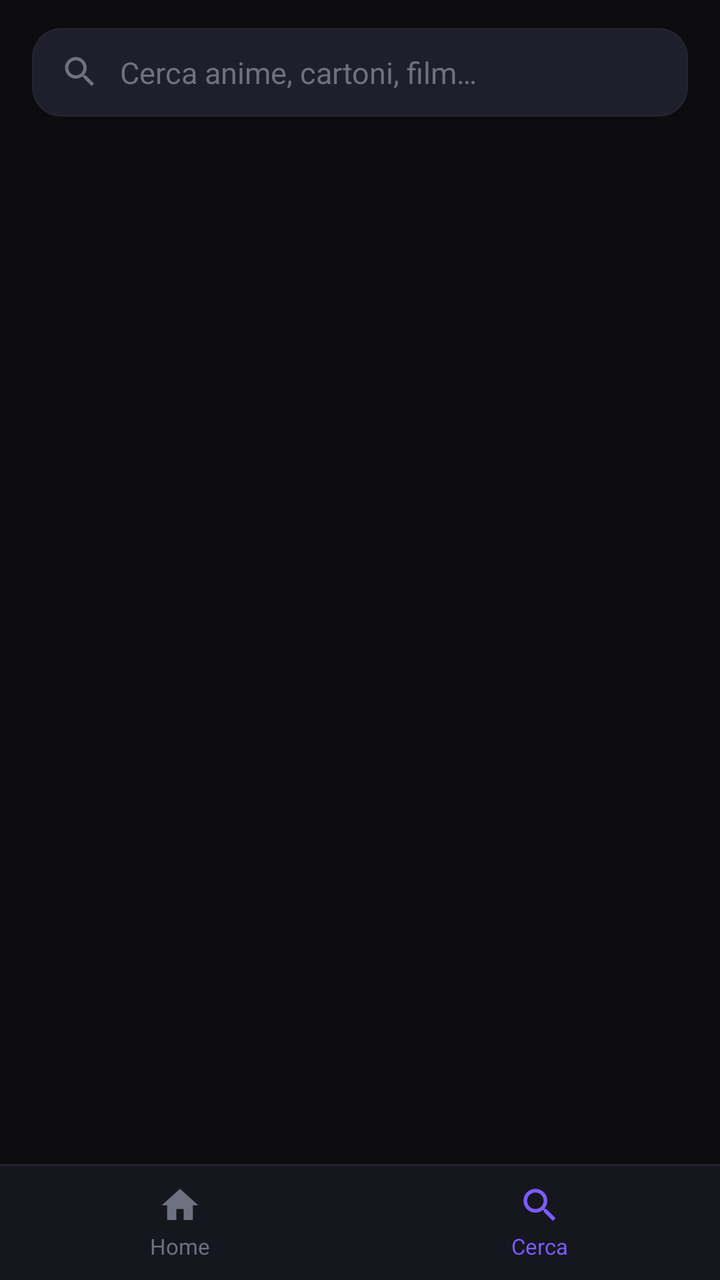
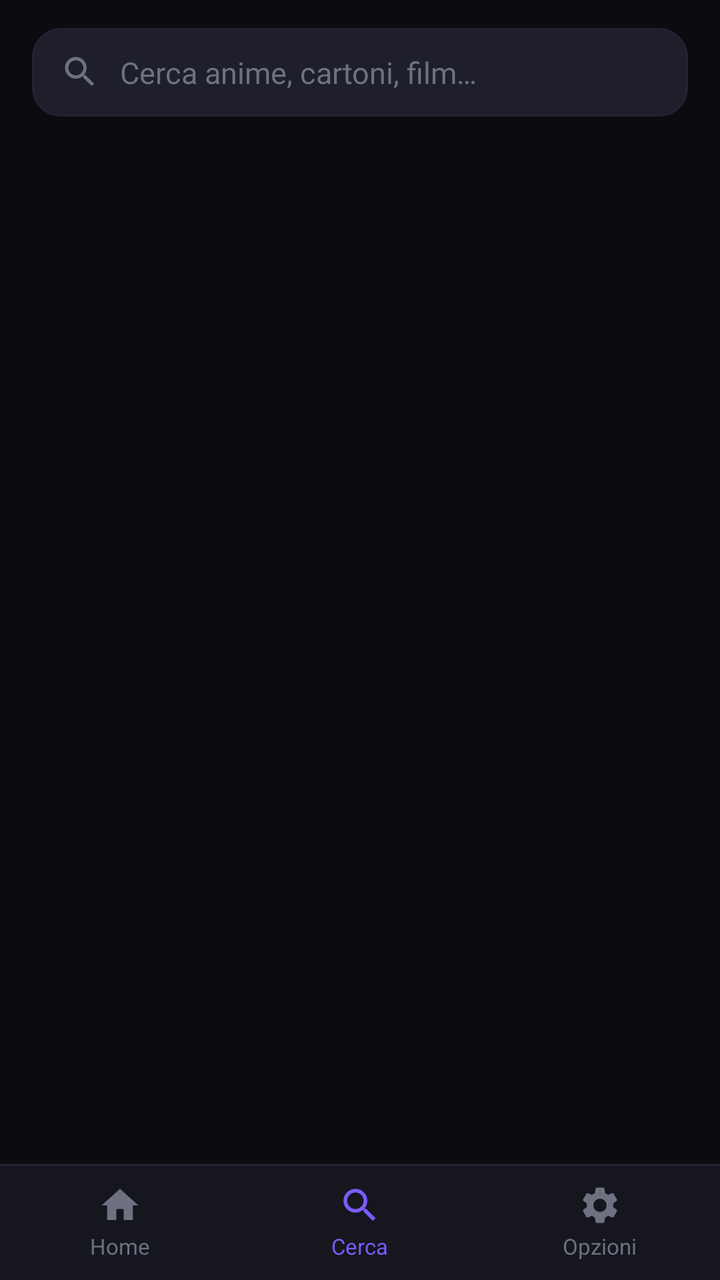

Two renders of the same Android screen: before a commit and after it. Below are the layout's source before the change and the commit's diff.
<!-- AndroidManifest.xml: application theme AppTheme -->
<!-- res/layout/activity_search.xml -->
<?xml version="1.0" encoding="utf-8"?>
<LinearLayout xmlns:android="http://schemas.android.com/apk/res/android"
    android:layout_width="match_parent"
    android:layout_height="match_parent"
    android:orientation="vertical"
    android:background="@color/bg">

    <FrameLayout
        android:layout_width="match_parent"
        android:layout_height="wrap_content"
        android:layout_marginStart="16dp"
        android:layout_marginEnd="16dp"
        android:layout_marginTop="14dp"
        android:layout_marginBottom="10dp"
        android:background="@drawable/bg_search_field">

        <ImageView
            android:layout_width="20dp"
            android:layout_height="20dp"
            android:layout_gravity="start|center_vertical"
            android:layout_marginStart="14dp"
            android:src="@drawable/ic_search"
            android:tint="@color/text_hint"
            android:contentDescription="@string/search_hint" />

        <EditText
            android:id="@+id/search"
            android:layout_width="match_parent"
            android:layout_height="wrap_content"
            android:paddingStart="44dp"
            android:paddingEnd="14dp"
            android:paddingTop="12dp"
            android:paddingBottom="12dp"
            android:background="@android:color/transparent"
            android:hint="@string/search_hint"
            android:maxLines="1"
            android:textSize="15sp"
            android:textColor="@color/text_primary"
            android:textColorHint="@color/text_hint"
            android:inputType="text" />
    </FrameLayout>

    <TextView
        android:id="@+id/status"
        android:layout_width="match_parent"
        android:layout_height="wrap_content"
        android:paddingStart="18dp"
        android:paddingEnd="18dp"
        android:paddingBottom="8dp"
        android:textSize="13sp"
        android:textColor="@color/text_secondary" />

    <ListView
        android:id="@+id/list"
        android:layout_width="match_parent"
        android:layout_height="0dp"
        android:layout_weight="1"
        android:divider="@null"
        android:dividerHeight="0dp"
        android:scrollbars="none"
        android:listSelector="?android:attr/selectableItemBackground" />

    <LinearLayout
        android:layout_width="match_parent"
        android:layout_height="58dp"
        android:orientation="horizontal"
        android:background="@drawable/bg_bottom_nav"
        android:elevation="8dp">

        <LinearLayout
            android:id="@+id/btn_tab_home"
            android:layout_width="0dp"
            android:layout_height="match_parent"
            android:layout_weight="1"
            android:orientation="vertical"
            android:gravity="center"
            android:background="?android:attr/selectableItemBackground">

            <ImageView
                android:layout_width="22dp"
                android:layout_height="22dp"
                android:src="@drawable/ic_home"
                android:tint="@color/text_hint"
                android:contentDescription="@string/tab_home" />

            <TextView
                android:layout_width="wrap_content"
                android:layout_height="wrap_content"
                android:layout_marginTop="2dp"
                android:text="@string/tab_home"
                android:textSize="11sp"
                android:textColor="@color/text_hint" />
        </LinearLayout>

        <LinearLayout
            android:id="@+id/btn_tab_search"
            android:layout_width="0dp"
            android:layout_height="match_parent"
            android:layout_weight="1"
            android:orientation="vertical"
            android:gravity="center"
            android:background="?android:attr/selectableItemBackground">

            <ImageView
                android:layout_width="22dp"
                android:layout_height="22dp"
                android:src="@drawable/ic_search"
                android:tint="@color/accent"
                android:contentDescription="@string/tab_search" />

            <TextView
                android:layout_width="wrap_content"
                android:layout_height="wrap_content"
                android:layout_marginTop="2dp"
                android:text="@string/tab_search"
                android:textSize="11sp"
                android:textColor="@color/accent" />
        </LinearLayout>
    </LinearLayout>
</LinearLayout>
<!-- resources referenced by this layout -->
<resources>
  <color name="accent">#7C5CFC</color>
  <color name="bg">#0B0B10</color>
  <color name="text_hint">#6E7180</color>
  <color name="text_primary">#FFFFFF</color>
  <color name="text_secondary">#A0A4B8</color>
  <!-- drawable bg_bottom_nav (drawable) -->
  <?xml version="1.0" encoding="utf-8"?>
  <layer-list xmlns:android="http://schemas.android.com/apk/res/android">
      <item>
          <shape android:shape="rectangle">
              <solid android:color="@color/divider" />
          </shape>
      </item>
      <item android:top="1dp">
          <shape android:shape="rectangle">
              <solid android:color="@color/surface" />
          </shape>
      </item>
  </layer-list>
  <!-- drawable bg_search_field (drawable) -->
  <?xml version="1.0" encoding="utf-8"?>
  <shape xmlns:android="http://schemas.android.com/apk/res/android" android:shape="rectangle">
      <solid android:color="@color/surface2" />
      <corners android:radius="14dp" />
      <stroke android:width="1dp" android:color="@color/divider" />
  </shape>
  <!-- drawable ic_home (drawable) -->
  <?xml version="1.0" encoding="utf-8"?>
  <vector xmlns:android="http://schemas.android.com/apk/res/android"
      android:width="24dp" android:height="24dp"
      android:viewportWidth="24" android:viewportHeight="24">
      <path
          android:fillColor="#FFFFFFFF"
          android:pathData="M10,20v-6h4v6h5v-8h3L12,3 2,12h3v8z" />
  </vector>
  <!-- drawable ic_search (drawable) -->
  <?xml version="1.0" encoding="utf-8"?>
  <vector xmlns:android="http://schemas.android.com/apk/res/android"
      android:width="24dp" android:height="24dp"
      android:viewportWidth="24" android:viewportHeight="24">
      <path
          android:fillColor="#FFFFFFFF"
          android:pathData="M15.5,14h-0.79l-0.28,-0.27C15.41,12.59 16,11.11 16,9.5 16,5.91 13.09,3 9.5,3S3,5.91 3,9.5 5.91,16 9.5,16c1.61,0 3.09,-0.59 4.23,-1.57l0.27,0.28v0.79l5,4.99L20.49,19l-4.99,-5zM9.5,14C7.01,14 5,11.99 5,9.5S7.01,5 9.5,5 14,7.01 14,9.5 11.99,14 9.5,14z" />
  </vector>
  <string name="search_hint">Cerca anime, cartoni, film…</string>
  <string name="tab_home">Home</string>
  <string name="tab_search">Cerca</string>
  <style name="AppTheme" parent="android:Theme.Material.NoActionBar">
          <item name="android:colorPrimary">@color/accent</item>
          <item name="android:colorPrimaryDark">@color/bg</item>
          <item name="android:colorAccent">@color/accent</item>
          <item name="android:windowBackground">@color/bg</item>
          <item name="android:statusBarColor">@color/bg</item>
          <item name="android:navigationBarColor">@color/bg</item>
          <item name="android:textColorPrimary">@color/text_primary</item>
          <item name="android:textColorSecondary">@color/text_secondary</item>
          <item name="android:windowLightStatusBar">false</item>
      </style>
  <color name="divider">#23232F</color>
  <color name="surface">#16161F</color>
  <color name="surface2">#1F1F2B</color>
</resources>

<!-- the commit's change to res/layout/activity_search.xml (unified diff, before → after) -->
@@ -116,5 +116,32 @@
                 android:textSize="11sp"
                 android:textColor="@color/accent" />
         </LinearLayout>
+
+        <LinearLayout
+            android:id="@+id/btn_tab_settings"
+            android:layout_width="0dp"
+            android:layout_height="match_parent"
+            android:layout_weight="1"
+            android:orientation="vertical"
+            android:gravity="center"
+            android:clickable="true"
+            android:focusable="true"
+            android:background="?android:attr/selectableItemBackground">
+
+            <ImageView
+                android:layout_width="22dp"
+                android:layout_height="22dp"
+                android:src="@drawable/ic_settings"
+                android:tint="@color/text_hint"
+                android:contentDescription="@string/tab_settings" />
+
+            <TextView
+                android:layout_width="wrap_content"
+                android:layout_height="wrap_content"
+                android:layout_marginTop="2dp"
+                android:text="@string/tab_settings"
+                android:textSize="11sp"
+                android:textColor="@color/text_hint" />
+        </LinearLayout>
     </LinearLayout>
 </LinearLayout>
<!-- resource entries referenced after the edit -->
@@ -47,6 +47,7 @@
   <string name="search_hint">Cerca anime, cartoni, film…</string>
   <string name="tab_home">Home</string>
   <string name="tab_search">Cerca</string>
+  <string name="tab_settings">Opzioni</string>
   <style name="AppTheme" parent="android:Theme.Material.NoActionBar">
           <item name="android:colorPrimary">@color/accent</item>
           <item name="android:colorPrimaryDark">@color/bg</item>
